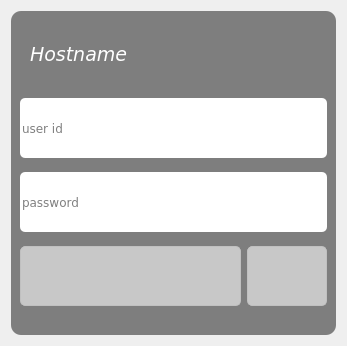
Qt form loginform.ui (surlykke/qt-lightdm-greeter) before a commit.
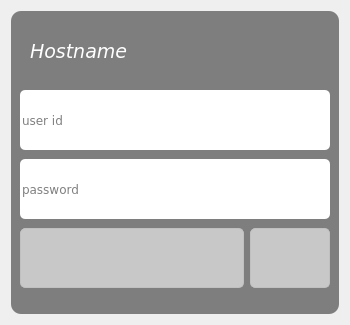
The same form after that commit. Icons and pictures are not drawn.

Commit message: Minute adjustment to loginform layout

```diff
--- a/loginform.ui
+++ b/loginform.ui
@@ -6,8 +6,8 @@
    <rect>
     <x>0</x>
     <y>0</y>
-    <width>347</width>
-    <height>346</height>
+    <width>350</width>
+    <height>325</height>
    </rect>
   </property>
   <property name="font">
@@ -64,7 +64,7 @@
        <number>25</number>
       </property>
       <property name="verticalSpacing">
-       <number>10</number>
+       <number>8</number>
       </property>
       <item row="0" column="0">
        <widget class="QLabel" name="hostnameLabel">
```
